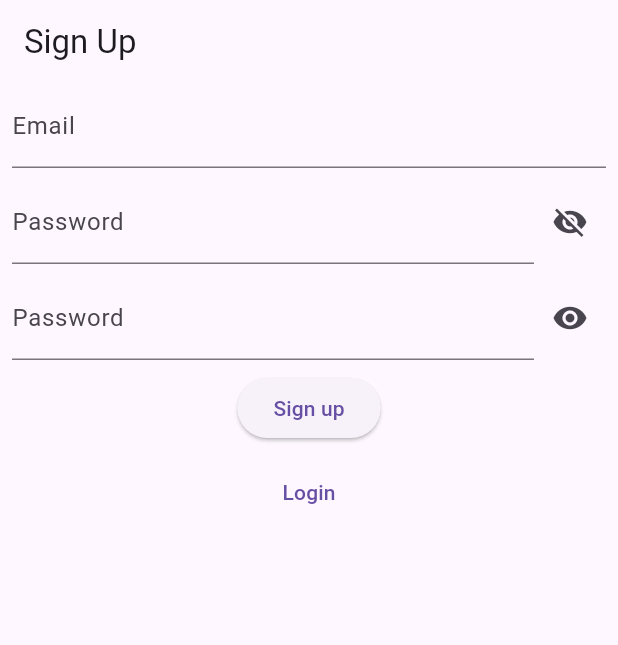
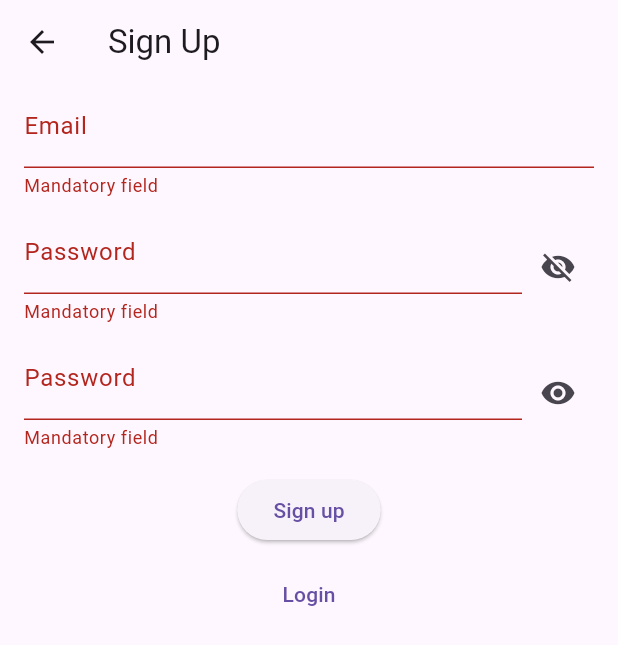
Before and after one commit to ValentinVignal/periodik, a Flutter app: the SignUpScreen screen opened by its route, after a tap on the "visibility" icon, after a tap on "Sign up", on a phone screen of 412 x 824 dp. Shown: the top 645 px of the screen. Run offline on Flutter 3.47's test engine with Material 2 defaults, Android fonts, the phone set to English and light mode, and no system bars; our stand-ins replace firebase_auth, firebase_core, go_router, url_strategy; accounts and stored records are empty.

Commit message:
:sparkles: sign up / login / logout with email

```diff
--- a/lib/screens/login_screen.dart
+++ b/lib/screens/login_screen.dart
@@ -1,7 +1,9 @@
+import 'package:firebase_auth/firebase_auth.dart';
 import 'package:flutter/material.dart';
 import 'package:go_router/go_router.dart';
 import 'package:periodik/router/routes.dart';
 import 'package:periodik/utils/iterable_extension.dart';
+import 'package:periodik/widgets/animated_visibility.dart';
 
 class LoginScreen extends StatelessWidget {
   const LoginScreen({super.key});
@@ -28,6 +30,8 @@ class __LoginScreenContentState extends State<_LoginScreenContent> {
   final _emailController = TextEditingController();
   final _passwordController = TextEditingController();
   var _obscure = true;
+  final _formKey = GlobalKey<FormState>();
+  var _error = '';
 
   @override
   void dispose() {
@@ -36,29 +40,48 @@ class __LoginScreenContentState extends State<_LoginScreenContent> {
     super.dispose();
   }
 
+  Future<void> _login() async {
+    setState(() {
+      _error = '';
+    });
+    if (!_formKey.currentState!.validate()) return;
+    try {
+      await FirebaseAuth.instance.signInWithEmailAndPassword(
+        email: _emailController.text,
+        password: _passwordController.text,
+      );
+    } on FirebaseAuthException catch (e) {
+      setState(() {
+        _error = e.message ?? 'Unknown error';
+      });
+    } catch (e) {
+      setState(() {
+        _error = 'Unknown error';
+      });
+    }
+  }
+
   @override
   Widget build(BuildContext context) {
-    return ListView(
+    return Form(
+      key: _formKey,
+      child: ListView(
         children: <Widget>[
           Padding(
-          padding: const EdgeInsets.symmetric(horizontal: 8.0),
+            padding: const EdgeInsets.symmetric(horizontal: 16.0),
             child: TextFormField(
               decoration: const InputDecoration(label: Text('Email')),
               controller: _emailController,
+              validator: (value) =>
+                  (value?.isNotEmpty ?? false) ? null : 'Required',
             ),
           ),
           Padding(
-          padding: const EdgeInsets.symmetric(horizontal: 8.0),
-          child: Row(
-            children: [
-              Expanded(
+            padding: const EdgeInsets.symmetric(horizontal: 16.0),
             child: TextFormField(
-                  decoration: const InputDecoration(label: Text('Password')),
-                  controller: _passwordController,
-                  obscureText: _obscure,
-                ),
-              ),
-              IconButton(
+              decoration: InputDecoration(
+                label: const Text('Password'),
+                suffixIcon: IconButton(
                   onPressed: () {
                     setState(() {
                       _obscure = !_obscure;
@@ -68,12 +91,30 @@ class __LoginScreenContentState extends State<_LoginScreenContent> {
                     _obscure ? Icons.visibility : Icons.visibility_off,
                   ),
                 ),
-            ],
+              ),
+              controller: _passwordController,
+              obscureText: _obscure,
+              validator: (value) =>
+                  (value?.isNotEmpty ?? false) ? null : 'Required',
+            ),
+          ),
+          AnimatedVisibility(
+            visible: _error.isNotEmpty,
+            child: Center(
+              child: Padding(
+                padding: const EdgeInsets.symmetric(horizontal: 16.0),
+                child: Text(
+                  _error,
+                  style: TextStyle(
+                    color: Theme.of(context).colorScheme.error,
+                  ),
+                ),
+              ),
             ),
           ),
           Center(
             child: ElevatedButton(
-            onPressed: () {},
+              onPressed: _login,
               child: const Text('Login'),
             ),
           ),
@@ -86,6 +127,7 @@ class __LoginScreenContentState extends State<_LoginScreenContent> {
             ),
           ),
         ].separated(const SizedBox(height: 8)).toList(),
+      ),
     );
   }
 }
--- a/lib/screens/sign_up_screen.dart
+++ b/lib/screens/sign_up_screen.dart
@@ -1,7 +1,9 @@
+import 'package:firebase_auth/firebase_auth.dart';
 import 'package:flutter/material.dart';
 import 'package:go_router/go_router.dart';
 import 'package:periodik/router/routes.dart';
 import 'package:periodik/utils/iterable_extension.dart';
+import 'package:periodik/widgets/animated_visibility.dart';
 
 class SignUpScreen extends StatelessWidget {
   const SignUpScreen({super.key});
@@ -25,11 +27,14 @@ class _SignUpScreenContent extends StatefulWidget {
 }
 
 class _SignUpScreenContentState extends State<_SignUpScreenContent> {
-  final _emailController = TextEditingController();
-  final _passwordController0 = TextEditingController();
-  final _passwordController1 = TextEditingController();
+  late final _emailController = TextEditingController();
+  late final _passwordController0 = TextEditingController();
+  late final _passwordController1 = TextEditingController();
+  final _formKey = GlobalKey<FormState>();
   var _obscure0 = true;
   var _obscure1 = true;
+
+  var _error = '';
 
   @override
   void dispose() {
@@ -39,19 +44,54 @@ class _SignUpScreenContentState extends State<_SignUpScreenContent> {
     super.dispose();
   }
 
+  Future<void> _signUp() async {
+    setState(() {
+      _error = '';
+    });
+    if (!_formKey.currentState!.validate()) return;
+    try {
+      await FirebaseAuth.instance.createUserWithEmailAndPassword(
+        email: _emailController.text,
+        password: _passwordController0.text,
+      );
+      final user = FirebaseAuth.instance.currentUser!;
+
+      if (user.emailVerified) {
+        // Go router should refresh the page.
+      } else {
+        await user.sendEmailVerification();
+        if (mounted) {
+          GoRouter.of(context).go(const VerifyEmailRoute().location);
+        }
+      }
+    } on FirebaseAuthException catch (e) {
+      setState(() {
+        _error = e.message ?? 'Unknown error';
+      });
+    }
+  }
+
   @override
   Widget build(BuildContext context) {
-    return ListView(
+    return Form(
+      key: _formKey,
+      child: ListView(
         children: <Widget>[
           Padding(
-          padding: const EdgeInsets.symmetric(horizontal: 8.0),
+            padding: const EdgeInsets.symmetric(horizontal: 16.0),
             child: TextFormField(
               decoration: const InputDecoration(label: Text('Email')),
               controller: _emailController,
+              validator: (value) {
+                if (value?.isEmpty ?? true) {
+                  return 'Mandatory field';
+                }
+                return null;
+              },
             ),
           ),
           Padding(
-          padding: const EdgeInsets.symmetric(horizontal: 8.0),
+            padding: const EdgeInsets.symmetric(horizontal: 16.0),
             child: Row(
               children: [
                 Expanded(
@@ -59,6 +99,12 @@ class _SignUpScreenContentState extends State<_SignUpScreenContent> {
                     decoration: const InputDecoration(label: Text('Password')),
                     controller: _passwordController0,
                     obscureText: _obscure0,
+                    validator: (value) {
+                      if (value?.isEmpty ?? true) {
+                        return 'Mandatory field';
+                      }
+                      return null;
+                    },
                   ),
                 ),
                 IconButton(
@@ -75,14 +121,25 @@ class _SignUpScreenContentState extends State<_SignUpScreenContent> {
             ),
           ),
           Padding(
-          padding: const EdgeInsets.symmetric(horizontal: 8.0),
+            padding: const EdgeInsets.symmetric(horizontal: 16.0),
             child: Row(
               children: [
                 Expanded(
                   child: TextFormField(
-                  decoration: const InputDecoration(label: Text('Password')),
+                    decoration: const InputDecoration(
+                      label: Text('Password'),
+                    ),
                     controller: _passwordController1,
                     obscureText: _obscure1,
+                    validator: (value) {
+                      if (value?.isEmpty ?? true) {
+                        return 'Mandatory field';
+                      }
+                      if (value != _passwordController0.text) {
+                        return 'Passwords do not match';
+                      }
+                      return null;
+                    },
                   ),
                 ),
                 IconButton(
@@ -98,9 +155,21 @@ class _SignUpScreenContentState extends State<_SignUpScreenContent> {
               ],
             ),
           ),
+          AnimatedVisibility(
+            visible: _error.isNotEmpty,
+            child: Center(
+              child: Padding(
+                padding: const EdgeInsets.symmetric(horizontal: 16.0),
+                child: Text(
+                  _error,
+                  style: TextStyle(color: Theme.of(context).colorScheme.error),
+                ),
+              ),
+            ),
+          ),
           Center(
             child: ElevatedButton(
-            onPressed: () {},
+              onPressed: _signUp,
               child: const Text('Sign up'),
             ),
           ),
@@ -113,6 +182,7 @@ class _SignUpScreenContentState extends State<_SignUpScreenContent> {
             ),
           ),
         ].separated(const SizedBox(height: 8)).toList(),
+      ),
     );
   }
 }
--- /dev/null
+++ b/lib/utils/k_verify_email.dart
@@ -0,0 +1,3 @@
+import 'package:flutter/foundation.dart';
+
+const kVerifyEmail = !kDebugMode;
--- /dev/null
+++ b/lib/widgets/animated_size_transition.dart
@@ -0,0 +1,49 @@
+import 'package:flutter/material.dart';
+
+/// A widget that by default does a size transition between a new widget and the
+/// widget previously set on the [AnimatedSizeTransition] as a [child].
+class AnimatedSizeTransition extends StatelessWidget {
+  /// A widget that by default does a size transition between a new widget and the
+  /// widget previously set on the [AnimatedSizeTransition] as a [child].
+  const AnimatedSizeTransition({
+    required this.child,
+    this.axis = Axis.vertical,
+    this.axisAlignment = 0,
+    this.curve = Curves.easeInOut,
+    Key? key,
+  }) : super(key: key);
+
+  /// The child to display.
+  final Widget child;
+
+  /// The axis of the transition. The default is [Axis.vertical].
+  final Axis axis;
+
+  /// Axis alignment given to the [SizeTransition].
+  final double axisAlignment;
+
+  /// The curve given to the [AnimatedSwitcher].
+  final Curve curve;
+
+  /// The duration of the transition.
+  @visibleForTesting
+  static const duration = Duration(milliseconds: 250);
+
+  @override
+  Widget build(BuildContext context) {
+    return AnimatedSwitcher(
+      duration: duration,
+      transitionBuilder: (child, animation) {
+        return SizeTransition(
+          sizeFactor: animation,
+          axis: axis,
+          axisAlignment: axisAlignment,
+          child: child,
+        );
+      },
+      switchInCurve: curve,
+      switchOutCurve: curve,
+      child: child,
+    );
+  }
+}
--- /dev/null
+++ b/lib/widgets/animated_visibility.dart
@@ -0,0 +1,46 @@
+import 'package:flutter/material.dart';
+import 'package:periodik/widgets/animated_size_transition.dart';
+
+/// Displays the child when [visible] is `true` and a [SizedBox.shrink] when
+/// [visible] is `false`, but does it with a size transition.
+class AnimatedVisibility extends StatelessWidget {
+  /// Displays the child when [visible] is `true` and a [SizedBox.shrink] when
+  /// [visible] is `false`, but does it with a size transition.
+  const AnimatedVisibility({
+    required this.visible,
+    required this.child,
+    this.axis = Axis.vertical,
+    this.axisAlignment = 0,
+    this.curve = Curves.easeInOut,
+    Key? key,
+  }) : super(key: key);
+
+  /// The child to display when [visible] is `true`.
+  final Widget child;
+
+  /// If `true`, it displays the [child], else if displays a [SizedBox.shrink].
+  final bool visible;
+
+  /// The axis of the transition. The default is [Axis.vertical].
+  final Axis axis;
+
+  /// Axis alignment given to the [SizeTransition].
+  final double axisAlignment;
+
+  /// The curve given to the [AnimatedSwitcher].
+  final Curve curve;
+
+  /// The duration of the transition.
+  @visibleForTesting
+  static const duration = Duration(milliseconds: 250);
+
+  @override
+  Widget build(BuildContext context) {
+    return AnimatedSizeTransition(
+      axis: axis,
+      axisAlignment: axisAlignment,
+      curve: curve,
+      child: visible ? child : const SizedBox.shrink(),
+    );
+  }
+}
--- a/pubspec.yaml
+++ b/pubspec.yaml
@@ -41,6 +41,7 @@ dependencies:
   freezed_annotation: ^2.2.0
   url_strategy: ^0.2.0
   firebase_auth: ^4.4.0
+  collection: ^1.17.0
 
 dev_dependencies:
   flutter_test:
```
Also changed, not shown: lib/router/router.dart (+36 -3 lines), lib/router/routes.dart (+24 -6 lines), lib/screens/home_screen.dart (+12 -3 lines), lib/screens/verify_email_screen.dart (added, +20 -0 lines), lib/router/routes.g.dart, pubspec.lock, 8 other files. Lines whose indentation alone changed are shown as unchanged.
